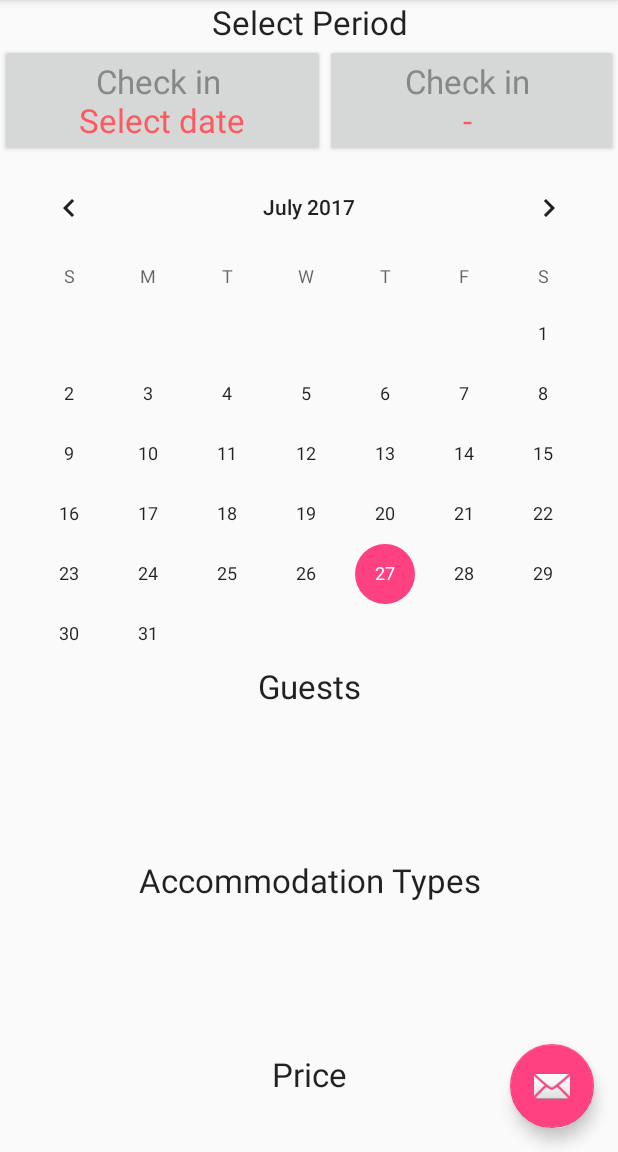
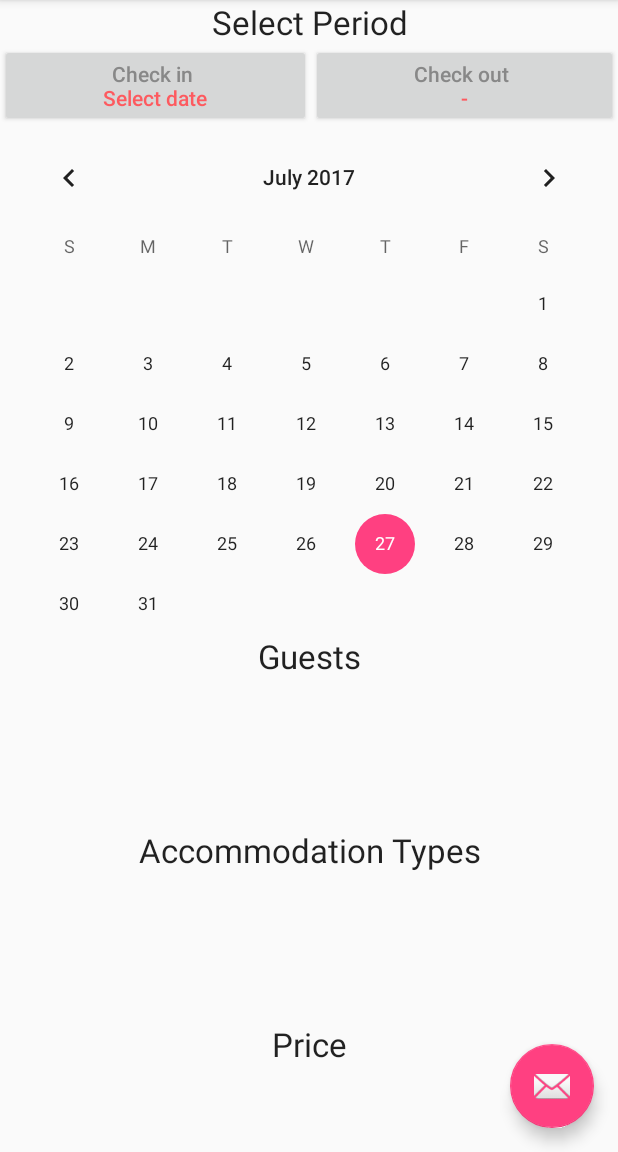
Before and after one commit to javafa/3rd_AirBnbSearch, an Android app: the screen it shows after launch (MainActivity), on a phone screen of 412 x 824 dp, the part 84-1236 px from its top. Run offline under Robolectric (Android 15) with nearby library versions, the phone set to English and light mode, and no system bars.

```diff
--- a/app/src/main/java/com/veryworks/android/airbnbsearch/MainActivity.java
+++ b/app/src/main/java/com/veryworks/android/airbnbsearch/MainActivity.java
@@ -3,7 +3,6 @@ package com.veryworks.android.airbnbsearch;
 import android.os.Bundle;
 import android.support.annotation.NonNull;
 import android.support.design.widget.FloatingActionButton;
-import android.support.design.widget.Snackbar;
 import android.support.v7.app.AppCompatActivity;
 import android.support.v7.widget.Toolbar;
 import android.util.Log;
@@ -11,19 +10,26 @@ import android.view.View;
 import android.widget.Button;
 import android.widget.CalendarView;
 
-public class MainActivity extends AppCompatActivity {
+public class MainActivity extends AppCompatActivity implements View.OnClickListener{
 
     private FloatingActionButton fab;
     private Button btnCheckin, btnCheckout;
     private CalendarView calendarView;
 
+    private Search search;
+
     @Override
     protected void onCreate(Bundle savedInstanceState) {
         super.onCreate(savedInstanceState);
         setContentView(R.layout.activity_main);
+        init();
         initView();
         setListener();
         setCalendarButtonText();
+    }
+
+    private void init(){
+        search = new Search();
     }
 
     private void initView() {
@@ -35,36 +41,66 @@ public class MainActivity extends AppCompatActivity {
         btnCheckout = (Button) findViewById(R.id.btnCheckout);
 
         fab = (FloatingActionButton) findViewById(R.id.fab);
-
     }
 
+    private static final int CHECK_IN = 10;
+    private static final int CHECK_OUT = 20;
+    private int checkStatus = CHECK_IN;
+
+
     private void setListener(){
-        calendarView.setOnDateChangeListener(new CalendarView.OnDateChangeListener() {
-            @Override
-            public void onSelectedDayChange(@NonNull CalendarView view, int year, int month, int dayOfMonth) {
-                Log.i("Calendar","year:"+year+", month:"+month+", dayOfMonth:"+dayOfMonth);
-            }
-        });
-
-        fab.setOnClickListener(new View.OnClickListener() {
-            @Override
-            public void onClick(View view) {
-                Snackbar.make(view, "Replace with your own action", Snackbar.LENGTH_LONG)
-                        .setAction("Action", null).show();
-            }
-        });
+        calendarView.setOnDateChangeListener(dateChangeListener);
+        btnCheckin.setOnClickListener(this);
+        btnCheckout.setOnClickListener(this);
+        fab.setOnClickListener(this);
     }
 
     private void setCalendarButtonText(){
-        // 버튼에 다양한 색깔의 폰트 적용하기
-        // 위젯의 android:textAllCaps="false" 적용 필요
-        String inText = "<font color='#888888'>" + getString(R.string.hint_start_date)
-                + "</font> <br> <font color=\"#fd5a5f\">" + getString(R.string.hint_select_date) + "</font>";
-        StringUtil.setHtmlText(btnCheckin, inText);
+        setButtonText(btnCheckin, getString(R.string.hint_start_date), getString(R.string.hint_select_date));
+        setButtonText(btnCheckout, getString(R.string.hint_end_date), "-");
+    }
 
+    private void setButtonText(Button btn, String upText, String downText){
+        String inText = "<font color='#888888'>" + upText
+                + "</font> <br> <font color=\"#fd5a5f\">" + downText + "</font>";
+        StringUtil.setHtmlText(btn, inText);
+    }
 
-        String outText = "<font color='#888888'>" + getString(R.string.hint_start_date)
-                + "</font> <br> <font color=\"#fd5a5f\"> - </font>";
-        StringUtil.setHtmlText(btnCheckout, outText);
+    @Override
+    public void onClick(View v) {
+        switch (v.getId()){
+            case R.id.btnCheckin:
+                checkStatus = CHECK_IN;
+                setButtonText(btnCheckin, getString(R.string.hint_start_date), getString(R.string.hint_select_date));
+                setButtonText(btnCheckout, getString(R.string.hint_end_date), search.checkoutDate);
+                break;
+            case R.id.btnCheckout:
+                checkStatus = CHECK_OUT;
+                setButtonText(btnCheckout, getString(R.string.hint_end_date), getString(R.string.hint_select_date));
+                setButtonText(btnCheckin, getString(R.string.hint_start_date), search.checkinDate);
+                break;
+            case R.id.fab:
+                break;
+        }
     }
+
+    CalendarView.OnDateChangeListener dateChangeListener = new CalendarView.OnDateChangeListener() {
+        @Override
+        public void onSelectedDayChange(@NonNull CalendarView view, int year, int month, int dayOfMonth) {
+            month = month + 1;
+            Log.i("Calendar","year:"+year+", month:"+month+", dayOfMonth:"+dayOfMonth);
+            String theDay = String.format("%d-%02d-%02d", year, month, dayOfMonth);
+            //String theDay = year+"-"+month+"-"+dayOfMonth;
+            switch (checkStatus) {
+                case CHECK_IN:
+                    search.checkinDate = theDay;
+                    setButtonText(btnCheckin, getString(R.string.hint_start_date), search.checkinDate);
+                    break;
+                case CHECK_OUT:
+                    search.checkoutDate = theDay;
+                    setButtonText(btnCheckout, getString(R.string.hint_end_date), search.checkoutDate);
+                    break;
+            }
+        }
+    };
 }
--- /dev/null
+++ b/app/src/main/java/com/veryworks/android/airbnbsearch/Search.java
@@ -0,0 +1,14 @@
+package com.veryworks.android.airbnbsearch;
+
+/**
+ * Created by pc on 7/27/2017.
+ */
+
+public class Search {
+    public String checkinDate = null;
+    public String checkoutDate = null;
+    public int guest;
+    public int type;
+    public int price;
+    public String amenitie[];
+}
--- a/app/src/main/res/layout/content_main.xml
+++ b/app/src/main/res/layout/content_main.xml
@@ -37,8 +37,7 @@
                     android:layout_height="wrap_content"
                     android:layout_weight="1"
                     android:gravity="center"
-                    android:text="button"
-                    android:textAppearance="@style/TextAppearance.AppCompat.Large" />
+                    android:text="button" />
 
                 <Button
                     android:id="@+id/btnCheckout"
@@ -46,8 +45,7 @@
                     android:layout_height="wrap_content"
                     android:layout_weight="1"
                     android:gravity="center"
-                    android:text="button"
-                    android:textAppearance="@style/TextAppearance.AppCompat.Large" />
+                    android:text="button" />
             </LinearLayout>
             <CalendarView
                 android:id="@+id/calendarView"
```
